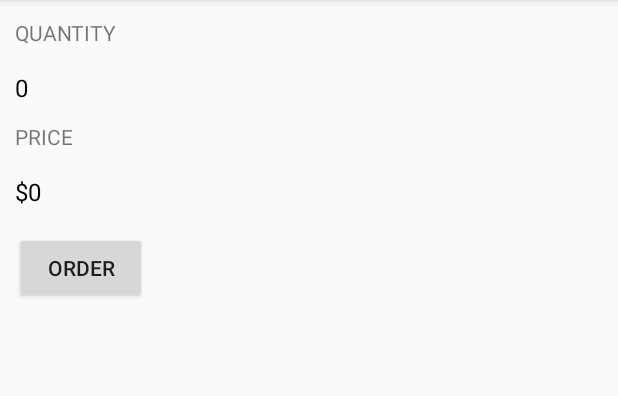
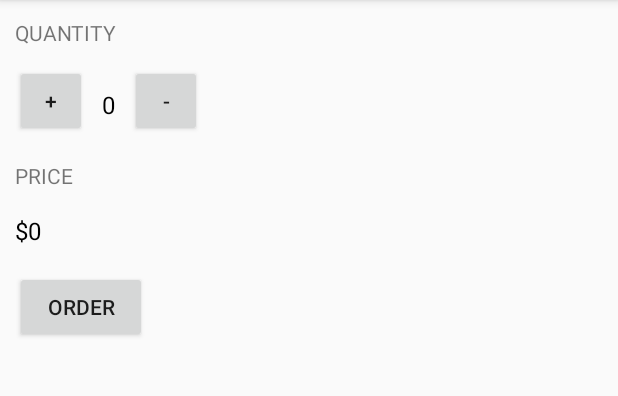
Before and after one commit to Erscheinung/Android_Practice_Project, an Android app: the screen it shows after launch (MainActivity), on a phone screen of 412 x 824 dp, the part 84-480 px from its top. Run offline under Robolectric (Android 15) with nearby library versions, the phone set to English and light mode, and no system bars.

Commit message:
Re-arranged layout.

```diff
--- a/app/src/main/java/com/example/kartikeyachaauhan/sample2/MainActivity.java
+++ b/app/src/main/java/com/example/kartikeyachaauhan/sample2/MainActivity.java
@@ -16,12 +16,26 @@ public class MainActivity extends AppCompatActivity {
     }
 
     public int quantity=0;
+
+    /**
+     * These two methods adjust the quantity.
+     */
+    public void IncreaseQuantity(View view) {
+        display(++quantity);
+    }
+    public void DecreaseQuantity(View view) {
+        if(quantity==0){
+            return;
+        }
+        display(--quantity);
+    }
+
     /**
      * This method is called when the order button is clicked.
      */
     public void submitOrder(View view) {
 
-        display(++quantity);
+       // display(++quantity);
         displayPrice(quantity*5);
     }
     /**
--- a/app/src/main/res/layout/activity_main.xml
+++ b/app/src/main/res/layout/activity_main.xml
@@ -11,10 +11,24 @@
         android:layout_width="wrap_content"
         android:layout_height="wrap_content"
         android:layout_marginTop="12dp"
-        android:layout_marginBottom="16dp"
+        android:layout_marginBottom="0dp"
         android:layout_marginLeft="10dp"
         android:text="Quantity"
         android:textAllCaps="true"
+        />
+
+    <LinearLayout
+        android:layout_width="match_parent"
+        android:layout_height="wrap_content">
+    <Button
+        android:layout_width="48dp"
+        android:layout_height="48dp"
+        android:layout_marginTop="12dp"
+        android:layout_marginBottom="16dp"
+        android:layout_marginLeft="10dp"
+        android:text="+"
+        android:textAllCaps="true"
+        android:onClick="IncreaseQuantity"
         />
 
     <TextView
@@ -22,15 +36,29 @@
         android:layout_width="wrap_content"
         android:layout_height="wrap_content"
         android:layout_marginLeft="10dp"
+        android:layout_marginTop="15dp"
         android:text="0"
         android:textSize="16sp"
         android:textColor="@android:color/black"
         />
 
+    <Button
+        android:layout_width="48dp"
+        android:layout_height="48dp"
+        android:layout_marginTop="12dp"
+        android:layout_marginBottom="16dp"
+        android:layout_marginLeft="10dp"
+        android:text="-"
+        android:textAllCaps="true"
+        android:onClick="DecreaseQuantity"
+        />
+    </LinearLayout>
+
+
     <TextView
         android:layout_width="wrap_content"
         android:layout_height="wrap_content"
-        android:layout_marginTop="12dp"
+        android:layout_marginTop="0dp"
         android:layout_marginBottom="16dp"
         android:layout_marginLeft="10dp"
         android:text="Price"
@@ -53,5 +81,7 @@
         android:layout_marginTop="16dp"
         android:layout_marginLeft="10dp"
         android:text="Order"
-        android:onClick="submitOrder"/>
+        android:onClick="submitOrder"
+        />
+
 </LinearLayout>
```
